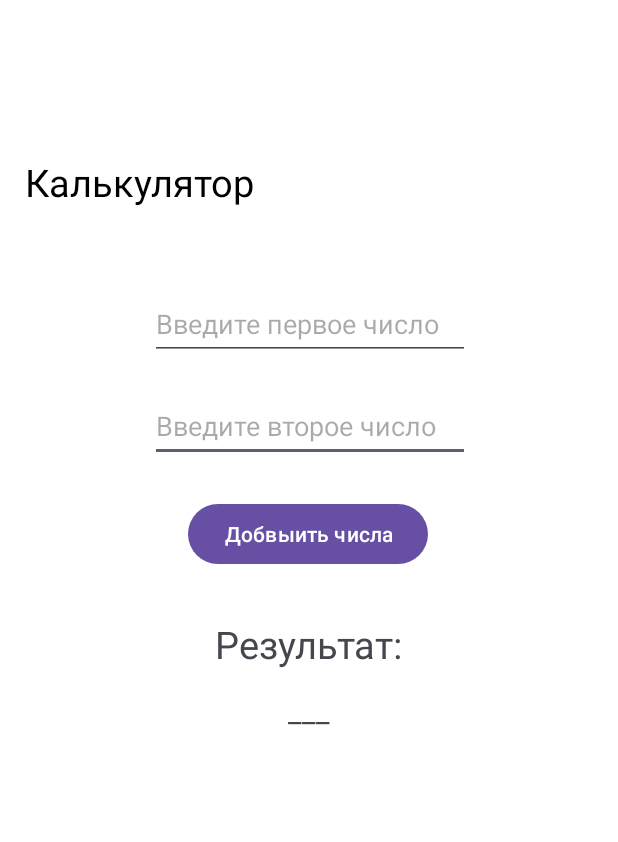
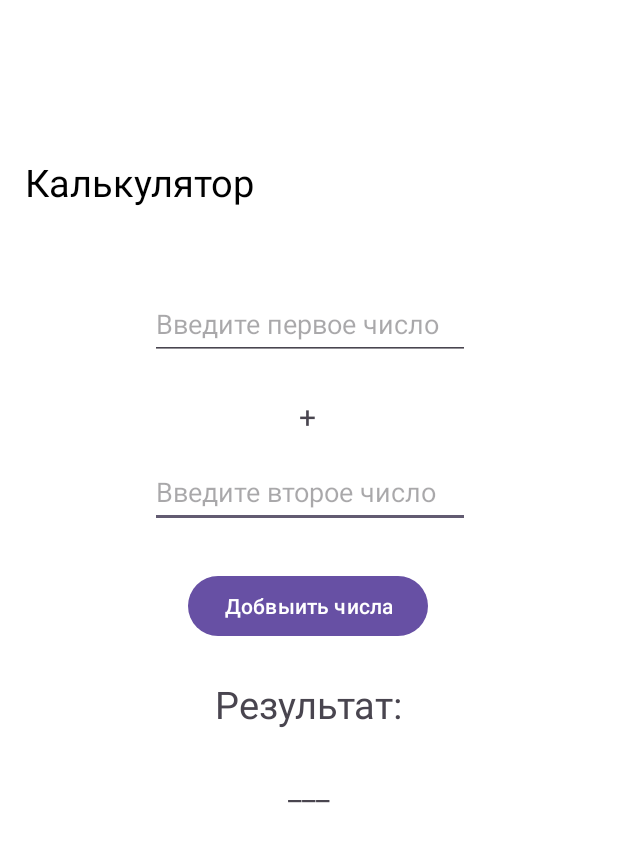
Before and after one commit to Yaosobik/book_hivee, an Android app: the screen it shows after launch (MainActivity), on a phone screen of 412 x 824 dp. Shown: the top 842 px of the screen. Run offline under Robolectric (Android 15) with nearby library versions, the phone set to English and light mode, and no system bars; Roboto replaces fonts that are not available here.

Commit message:
0.0.3 realise calc

```diff
--- a/app/src/main/java/com/example/test1/MainActivity.java
+++ b/app/src/main/java/com/example/test1/MainActivity.java
@@ -1,6 +1,7 @@
 package com.example.test1;
 
 import android.os.Bundle;
+import android.view.View;
 import android.widget.Button;
 import android.widget.EditText;
 import android.widget.TextView;
@@ -28,5 +29,21 @@ public class MainActivity extends AppCompatActivity {
             v.setPadding(systemBars.left, systemBars.top, systemBars.right, systemBars.bottom);
             return insets;
         });
+
+        resulText = findViewById(R.id.resulText1);
+        editTextText_1 = findViewById(R.id.editTextText_1);
+        editTextText_2 = findViewById(R.id.editTextText_2);
+        button_1 = findViewById(R.id.button_1);
+
+        button_1.setOnClickListener(new View.OnClickListener() {
+            @Override
+            public void onClick(View v) {
+                float num1 = Float.parseFloat(editTextText_1.getText().toString());
+                float num2 = Float.parseFloat(editTextText_2.getText().toString());
+                float res = num1 + num2;
+                resulText.setText(String.valueOf(res));
+            }
+        });
+
     }
 }
--- a/app/src/main/res/layout/activity_main.xml
+++ b/app/src/main/res/layout/activity_main.xml
@@ -23,11 +23,11 @@
         app:layout_constraintTop_toTopOf="parent" />
 
     <EditText
-        android:id="@+id/editTextText3"
+        android:id="@+id/editTextText_2"
         android:layout_width="wrap_content"
         android:layout_height="48dp"
         android:layout_marginStart="100dp"
-        android:layout_marginTop="260dp"
+        android:layout_marginTop="304dp"
         android:ems="10"
         android:hint="@string/calc_hint2"
         android:inputType="number"
@@ -50,20 +50,31 @@
         android:id="@+id/button_1"
         android:layout_width="wrap_content"
         android:layout_height="wrap_content"
-        android:layout_marginTop="24dp"
+        android:layout_marginTop="28dp"
         android:text="@string/calc_knopka1"
         app:layout_constraintEnd_toEndOf="parent"
         app:layout_constraintHorizontal_bias="0.498"
         app:layout_constraintStart_toStartOf="parent"
-        app:layout_constraintTop_toBottomOf="@+id/editTextText3" />
+        app:layout_constraintTop_toBottomOf="@+id/editTextText_2" />
 
     <TextView
         android:id="@+id/textView"
         android:layout_width="wrap_content"
         android:layout_height="wrap_content"
-        android:layout_marginTop="412dp"
+        android:layout_marginTop="452dp"
         android:text="Результат:"
         android:textSize="25sp"
+        app:layout_constraintEnd_toEndOf="parent"
+        app:layout_constraintStart_toStartOf="parent"
+        app:layout_constraintTop_toTopOf="parent" />
+
+    <TextView
+        android:id="@+id/resulText1"
+        android:layout_width="wrap_content"
+        android:layout_height="wrap_content"
+        android:layout_marginTop="512dp"
+        android:text="___"
+        android:textSize="20sp"
         app:layout_constraintEnd_toEndOf="parent"
         app:layout_constraintStart_toStartOf="parent"
         app:layout_constraintTop_toTopOf="parent" />
@@ -72,10 +83,11 @@
         android:id="@+id/textView2"
         android:layout_width="wrap_content"
         android:layout_height="wrap_content"
-        android:layout_marginTop="460dp"
-        android:text="___"
+        android:layout_marginTop="264dp"
+        android:text="+"
         android:textSize="20sp"
         app:layout_constraintEnd_toEndOf="parent"
+        app:layout_constraintHorizontal_bias="0.498"
         app:layout_constraintStart_toStartOf="parent"
         app:layout_constraintTop_toTopOf="parent" />
 
```
